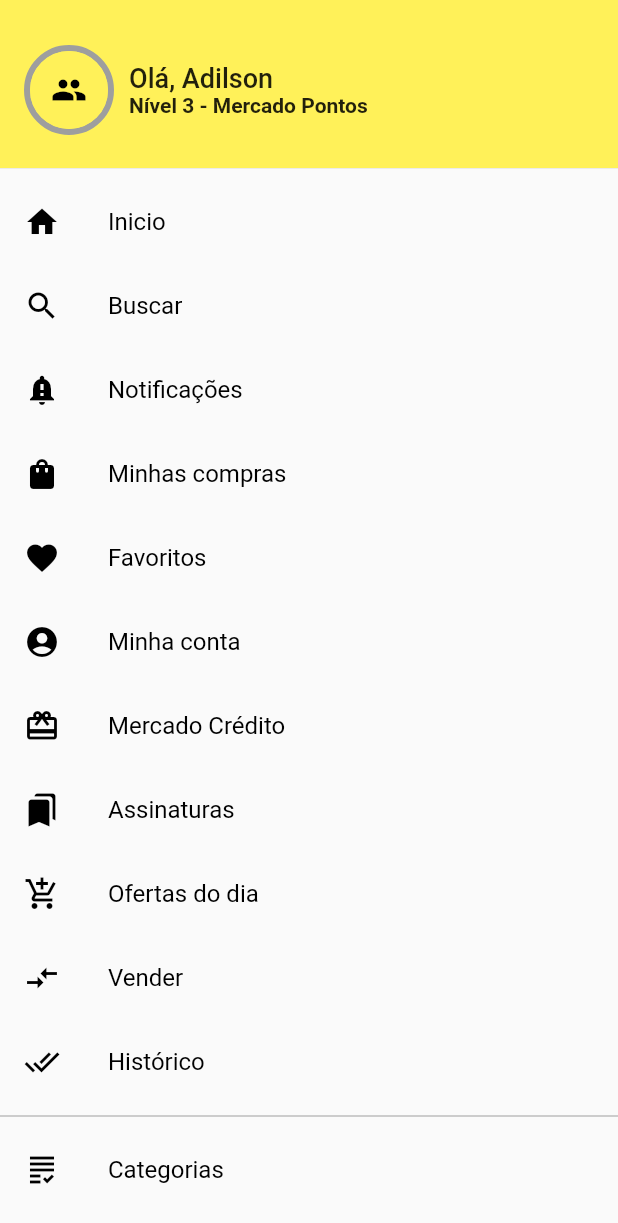
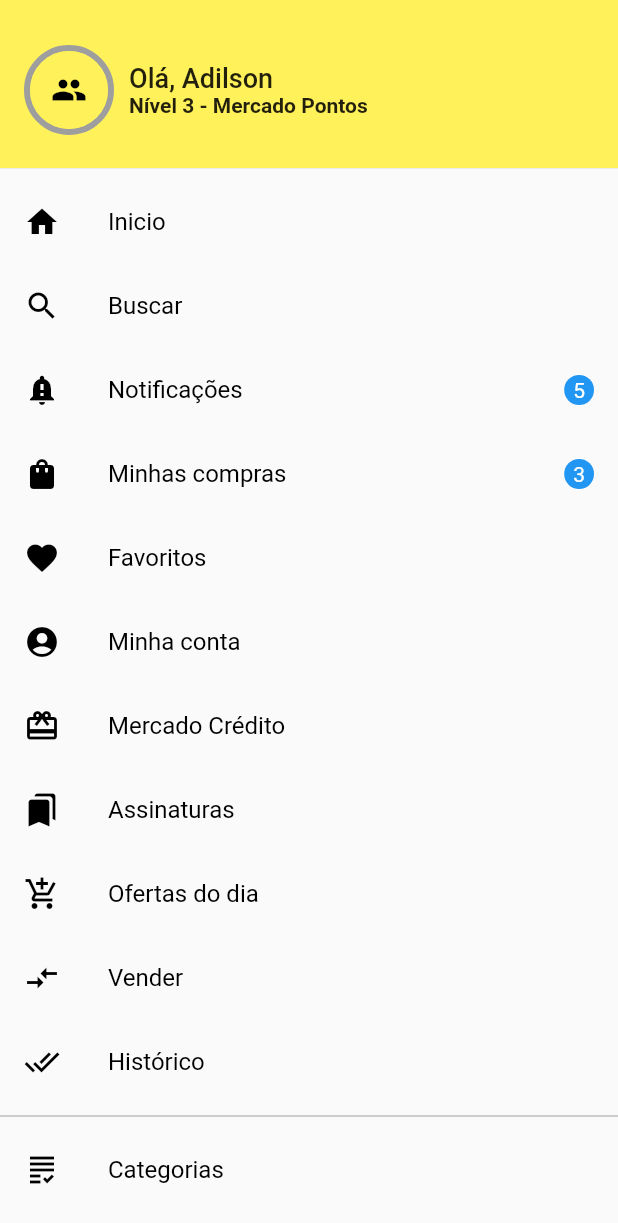
Before and after one commit to devadilson/flutter_mercado_livre, a Flutter app: the AppMenuDrawer widget shown alone on an empty page, opened directly, on a phone screen of 412 x 824 dp. Shown: the top 1223 px of the screen. Run offline on Flutter 3.47's test engine with Material 2 defaults, Android fonts, the phone set to English and light mode, and no system bars.

Commit message:
Badge Menu

```diff
--- a/lib/widgets/app_menu_drawer.dart
+++ b/lib/widgets/app_menu_drawer.dart
@@ -48,38 +48,55 @@ class AppMenuDrawer extends StatelessWidget {
             ),
           ),
         ),
-        _itemDrawer(Icon(Icons.home), 'Inicio'),
-        _itemDrawer(Icon(Icons.search), 'Buscar'),
-        _itemDrawer(Icon(Icons.notification_important), 'Notificações'),
-        _itemDrawer(Icon(Icons.shopping_bag), 'Minhas compras'),
-        _itemDrawer(Icon(Icons.favorite), 'Favoritos'),
-        _itemDrawer(Icon(Icons.account_circle), 'Minha conta'),
-        _itemDrawer(Icon(Icons.card_giftcard), 'Mercado Crédito'),
-        _itemDrawer(Icon(Icons.bookmarks), 'Assinaturas'),
-        _itemDrawer(Icon(Icons.add_shopping_cart), 'Ofertas do dia'),
-        _itemDrawer(Icon(Icons.compare_arrows), 'Vender'),
-        _itemDrawer(Icon(Icons.done_all), 'Histórico'),
-        Divider(
-          color: Colors.grey,
-        ),
-        _itemDrawer(Icon(Icons.grading), 'Categorias'),
-        _itemDrawer(Icon(Icons.account_balance), 'Supermercado'),
-        _itemDrawer(Icon(Icons.account_balance_wallet), 'Lojas oficiais'),
-        Divider(
-          color: Colors.grey,
-        ),
-        _itemDrawer(Icon(Icons.help), 'Ajuda'),
+        _itemDrawer(icon: Icon(Icons.home), text: 'Inicio'),
+        _itemDrawer(icon: Icon(Icons.search), text: 'Buscar'),
+        _itemDrawer(
+            icon: Icon(Icons.notification_important),
+            text: 'Notificações',
+            badge: '5'),
+        _itemDrawer(
+            icon: Icon(Icons.shopping_bag), text: 'Minhas compras', badge: '3'),
+        _itemDrawer(icon: Icon(Icons.favorite), text: 'Favoritos'),
+        _itemDrawer(icon: Icon(Icons.account_circle), text: 'Minha conta'),
+        _itemDrawer(icon: Icon(Icons.card_giftcard), text: 'Mercado Crédito'),
+        _itemDrawer(icon: Icon(Icons.bookmarks), text: 'Assinaturas'),
+        _itemDrawer(
+            icon: Icon(Icons.add_shopping_cart), text: 'Ofertas do dia'),
+        _itemDrawer(icon: Icon(Icons.compare_arrows), text: 'Vender'),
+        _itemDrawer(icon: Icon(Icons.done_all), text: 'Histórico'),
+        Divider(color: Colors.grey),
+        _itemDrawer(icon: Icon(Icons.grading), text: 'Categorias'),
+        _itemDrawer(icon: Icon(Icons.account_balance), text: 'Supermercado'),
+        _itemDrawer(
+            icon: Icon(Icons.account_balance_wallet), text: 'Lojas oficiais'),
+        Divider(color: Colors.grey),
+        _itemDrawer(icon: Icon(Icons.exit_to_app), text: 'Sair'),
+        Divider(color: Colors.grey),
+        _itemDrawer(icon: Icon(Icons.help), text: 'Ajuda'),
       ],
     );
   }
 
-  Widget _itemDrawer(Icon icon, String text) {
+  Widget _itemDrawer({Icon icon, String text, String badge = ''}) {
     return ListTile(
       leading: IconTheme(child: icon, data: IconThemeData(color: Colors.black)),
       title: Text(
         text,
         style: TextStyle(color: Colors.black),
       ),
+      trailing: Container(
+        decoration: BoxDecoration(
+            color: Colors.blue, borderRadius: BorderRadius.circular(100.0)),
+        child: badge != ''
+            ? Padding(
+                padding: EdgeInsets.fromLTRB(6.0, 2.0, 6.0, 2.0),
+                child: Text(
+                  badge,
+                  style: TextStyle(color: Colors.white),
+                ),
+              )
+            : Text(''),
+      ),
       onTap: () {},
     );
   }
```
